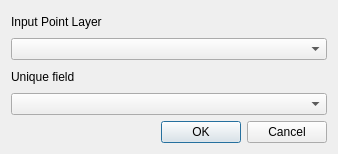
Qt form forms/hcmgis_lec_form.ui (thangqd/HCMGIS) before a commit.
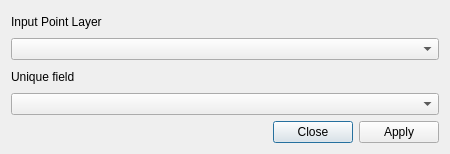
The same form after that commit. Custom widgets are drawn as their Qt base class.

Patch:
```diff
--- a/forms/hcmgis_lec_form.ui
+++ b/forms/hcmgis_lec_form.ui
@@ -12,7 +12,7 @@
    <rect>
     <x>0</x>
     <y>0</y>
-    <width>338</width>
+    <width>450</width>
     <height>154</height>
    </rect>
   </property>
@@ -46,7 +46,7 @@
    <item>
     <widget class="QDialogButtonBox" name="BtnOKCancel">
      <property name="standardButtons">
-      <set>QDialogButtonBox::Cancel|QDialogButtonBox::Ok</set>
+      <set>QDialogButtonBox::Apply|QDialogButtonBox::Close</set>
      </property>
     </widget>
    </item>
```
Left out of the diff: 10 changed lines with no effect on the pictures.
